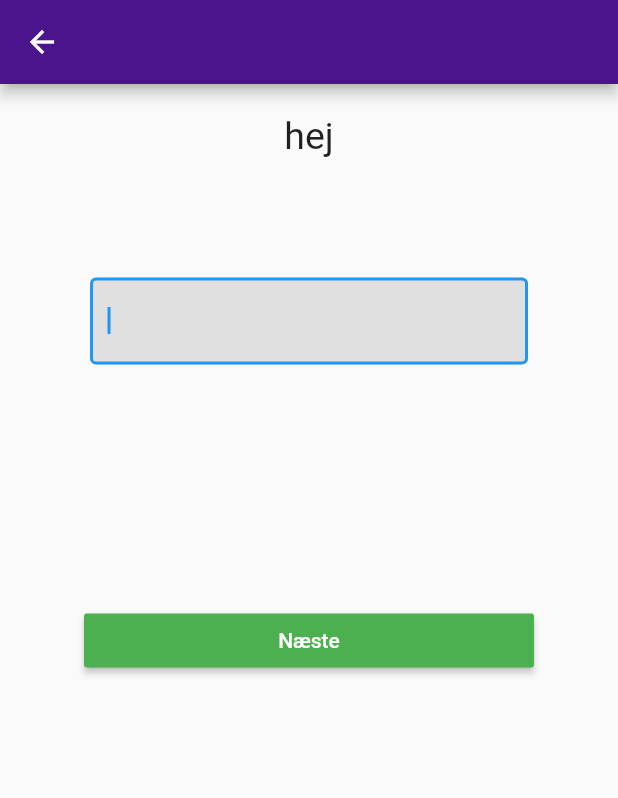
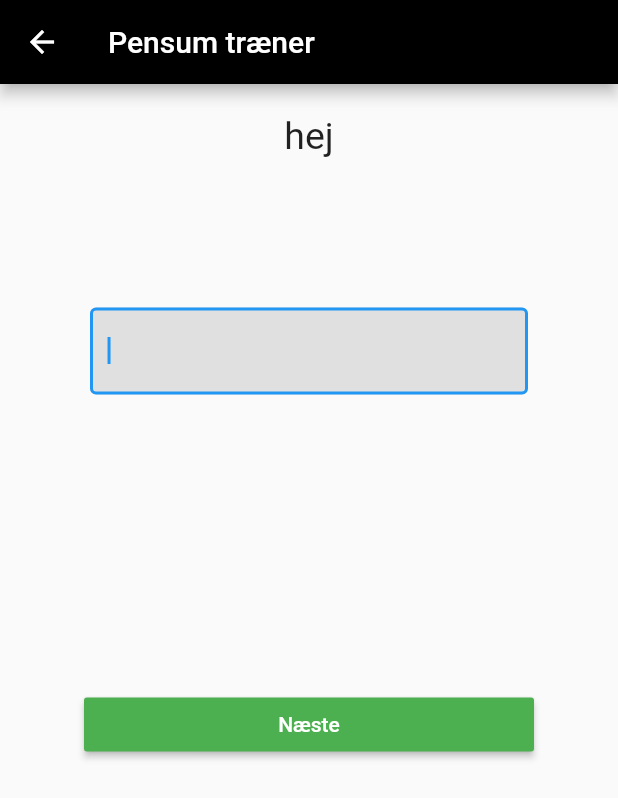
Before and after one commit to toke-dk/taekwondo_pensum, a Flutter app: the screen it shows after launch, after a tap on "3.Kup", on a phone screen of 412 x 824 dp. Shown: the top 798 px of the screen. Run offline on Flutter 3.47's test engine with Material 2 defaults, Android fonts, the phone set to English and light mode, and no system bars.

Commit message:
has right weord validation and right colors on

```diff
--- a/lib/pages/IngameWidget.dart
+++ b/lib/pages/IngameWidget.dart
@@ -11,13 +11,16 @@ class IngameWidget extends StatefulWidget {
 
 class _IngameWidgetState extends State<IngameWidget> {
   var _formkey = GlobalKey<FormState>();
+  String guess = '';
+  String _correctionText = '';
   @override
   Widget build(BuildContext context) {
     print(widget.words);
     try {
       return Scaffold(
         appBar: AppBar(
-          backgroundColor: Colors.purple[900],
+          backgroundColor: Colors.black,
+          title: Text('Pensum træner'),
         ),
         body: SingleChildScrollView(
           child: Form(
@@ -30,12 +33,18 @@ class _IngameWidgetState extends State<IngameWidget> {
                     style: TextStyle(fontSize: 25),),
                 ),
                 Container(
-                  margin: EdgeInsets.symmetric(horizontal: 60, vertical: 80),
+                  margin: EdgeInsets.symmetric(horizontal: 60, vertical: 100),
                   alignment: Alignment.topCenter,
                   child: TextFormField(
+                    onChanged: (value) {
+                      guess = value;
+                    },
                     validator: (String value) {
                       if (value.isEmpty) {
                         return 'Skriv venligst tekst';
+                      }
+                      else if (guess != widget.words.values.toList()[widget.round]) {
+                        return '';
                       }
                       else {
                         return null;
@@ -59,8 +68,7 @@ class _IngameWidgetState extends State<IngameWidget> {
                     style: TextStyle(fontSize: 15,),
                   ),
                 ),
-
-
+                Text(_correctionText),
                 Container(
                   width: 300,
                   margin: EdgeInsets.only(top: 80),
@@ -70,6 +78,12 @@ class _IngameWidgetState extends State<IngameWidget> {
                     onPressed: () =>
                     {
                       //if (widget.words.keys.toList().legth())
+                      print('${widget.words.keys.toList()[widget.round]} er ${widget.words.values.toList()[widget.round]}'),
+                      if (guess!=widget.words.values.toList()[widget.round]) {
+                        setState(() => {_correctionText = '${widget.words.keys.toList()[widget.round]} er ${widget.words.values.toList()[widget.round]}',
+                }),
+                        print('not right')
+                      },
                       if (_formkey.currentState.validate()) {
                         widget.round += 1,
                         Navigator.pushReplacement(
@@ -80,10 +94,10 @@ class _IngameWidgetState extends State<IngameWidget> {
                                 IngameWidget(words: widget.words, round: widget
                                     .round,),),)
                       },
+
                     },
                   ),
                 ),
-
               ],
             ),
           ),
```
